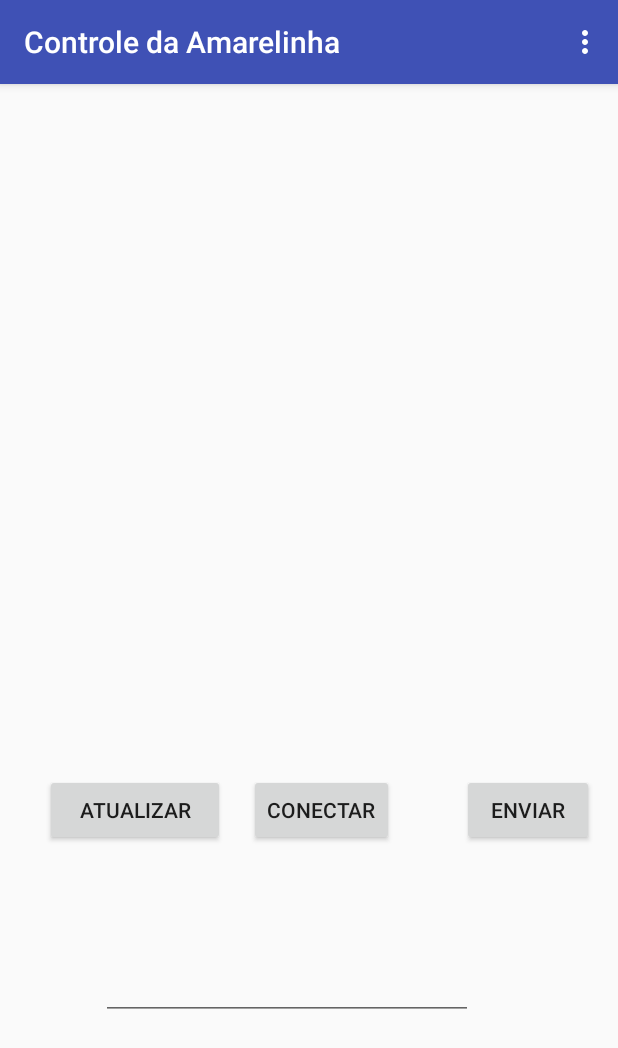
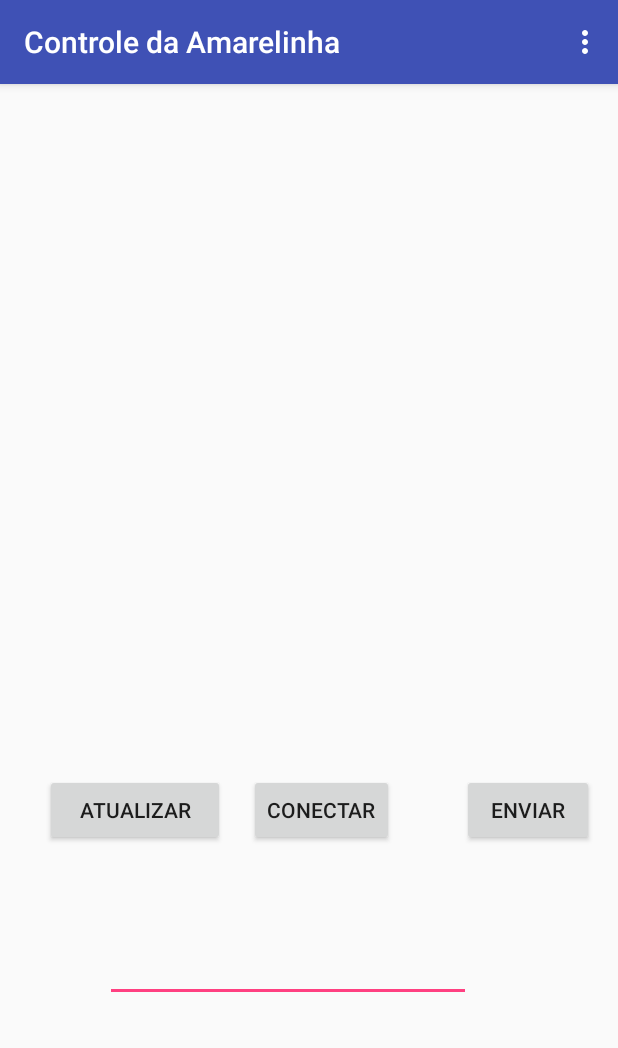
Before and after one commit to firebird-t/controle-amarelinha, an Android app: the BluetoothSearchActivity screen opened directly, with no data from a screen before it, on a phone screen of 412 x 824 dp. Shown: the top 1048 px of the screen. Run offline under Robolectric (Android 15) with nearby library versions, the phone set to English and light mode, and no system bars.

Commit message:
Conecta ao dispositivo bluetooth usando o uuid do próprio dispositivo

```diff
--- a/app/src/main/java/app/leonardo/controle_amarelinha/BluetoothConnectionService.java
+++ b/app/src/main/java/app/leonardo/controle_amarelinha/BluetoothConnectionService.java
@@ -24,7 +24,7 @@
 
     private static final String appName = "Controle Amarelinha";
 
-    private static final UUID MY_UUID_INSECURE = UUID.fromString("00001101-0000-1000-8000-00805f9b34fb");
+    private static final UUID MY_UUID_INSECURE = UUID.fromString("8ce255c0-200a-11e0-ac64-0800200c9a66");
 
     private final BluetoothAdapter mBluetoothAdapter;
     Context mContext;
@@ -201,8 +201,8 @@
         Log.d(TAG, "startClient: Started.");
 
         //initprogress dialog
-        mProgressDialog = ProgressDialog.show(mContext,"Connecting Bluetooth"
-                ,"Please Wait...",true);
+        mProgressDialog = ProgressDialog.show(mContext,"Conectando ao dispositivo"
+                ,"Por favor, espere...",true);
 
         mConnectThread = new ConnectThread(device, uuid);
         mConnectThread.start();
--- a/app/src/main/res/layout/activity_bluetooth_search.xml
+++ b/app/src/main/res/layout/activity_bluetooth_search.xml
@@ -7,7 +7,6 @@
     tools:context="app.leonardo.controle_amarelinha.BluetoothSearchActivity"
     tools:layout_editor_absoluteX="0dp"
     tools:layout_editor_absoluteY="81dp"
-    android:descendantFocusability="blocksDescendants"
     >
 
     <Button
@@ -61,20 +60,21 @@
         app:layout_constraintBaseline_toBaselineOf="@+id/btnStartConnection"
         app:layout_constraintRight_toRightOf="parent"
         tools:layout_constraintBaseline_creator="1"
-        tools:layout_constraintRight_creator="1" />
+        tools:layout_constraintRight_creator="1"
+        android:layout_marginRight="16dp" />
 
     <EditText
         android:id="@+id/editText"
-        android:layout_width="248dp"
-        android:layout_height="48dp"
-        android:layout_marginBottom="144dp"
-        android:layout_marginLeft="67dp"
-        android:layout_marginStart="67dp"
+        android:layout_width="244dp"
+        android:layout_height="56dp"
         android:ems="10"
         android:inputType="text"
         app:layout_constraintBottom_toBottomOf="parent"
         app:layout_constraintLeft_toLeftOf="parent"
         tools:layout_constraintBottom_creator="1"
-        tools:layout_constraintLeft_creator="1" />
+        tools:layout_constraintLeft_creator="1"
+        android:layout_marginLeft="70dp"
+        android:layout_marginBottom="156dp"
+        android:layout_marginStart="70dp" />
 
 </android.support.constraint.ConstraintLayout>
```
Also changed, not shown: app/src/main/java/app/leonardo/controle_amarelinha/BluetoothSearchActivity.java (+7 -4 lines).
